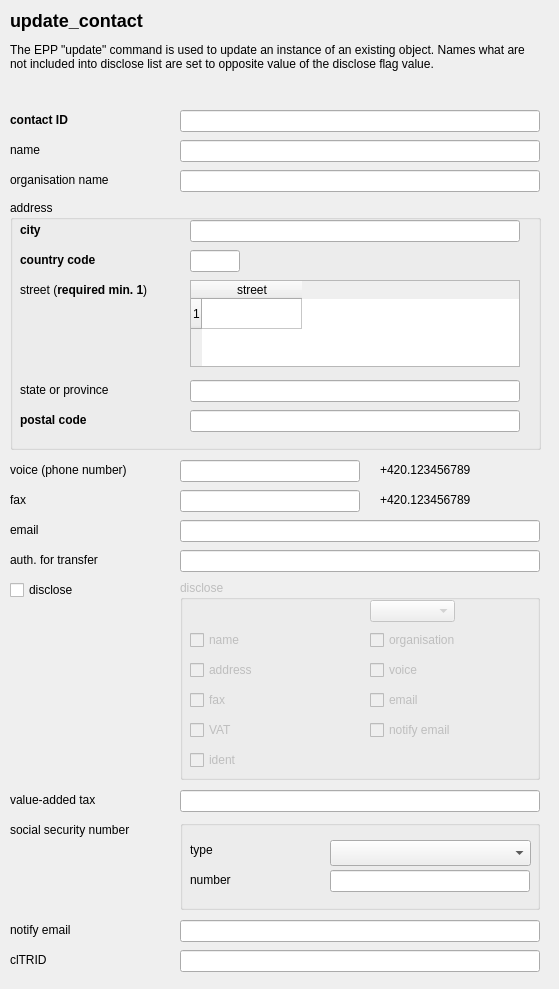
Old version of the form guiqt4/update_contact.ui in the repository CZ-NIC/fred-client.
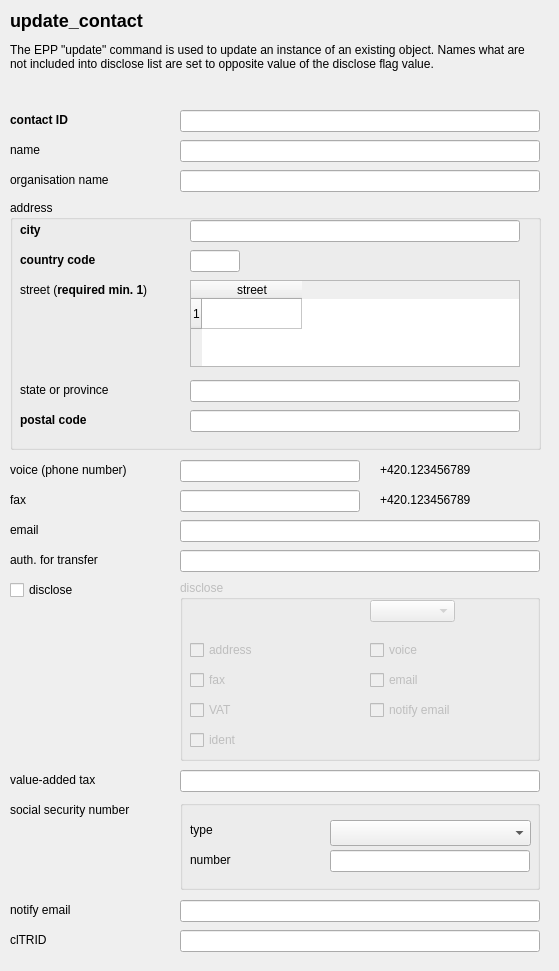
New version of the form.

Commit message: odebrany disclose name a org; nastavena verze 1.5.4

```diff
--- a/guiqt4/update_contact.ui
+++ b/guiqt4/update_contact.ui
@@ -6,7 +6,7 @@
     <x>0</x>
     <y>0</y>
     <width>559</width>
-    <height>989</height>
+    <height>971</height>
    </rect>
   </property>
   <property name="windowTitle" >
@@ -454,30 +454,27 @@
      <x>180</x>
      <y>580</y>
      <width>360</width>
-     <height>200</height>
+     <height>181</height>
     </rect>
    </property>
    <property name="title" >
     <string>disclose</string>
    </property>
-   <widget class="QCheckBox" name="update_contact_disclose_name" >
+   <widget class="QComboBox" name="update_contact_disclose_flag" >
     <property name="geometry" >
      <rect>
-      <x>10</x>
-      <y>50</y>
-      <width>160</width>
-      <height>20</height>
+      <x>190</x>
+      <y>20</y>
+      <width>85</width>
+      <height>22</height>
      </rect>
     </property>
-    <property name="text" >
-     <string>name</string>
-    </property>
    </widget>
    <widget class="QCheckBox" name="update_contact_disclose_addr" >
     <property name="geometry" >
      <rect>
       <x>10</x>
-      <y>80</y>
+      <y>60</y>
       <width>160</width>
       <height>20</height>
      </rect>
@@ -486,50 +483,11 @@
      <string>address</string>
     </property>
    </widget>
-   <widget class="QCheckBox" name="update_contact_disclose_org" >
-    <property name="geometry" >
-     <rect>
-      <x>190</x>
-      <y>50</y>
-      <width>160</width>
-      <height>20</height>
-     </rect>
-    </property>
-    <property name="text" >
-     <string>organisation</string>
-    </property>
-   </widget>
-   <widget class="QCheckBox" name="update_contact_disclose_voice" >
-    <property name="geometry" >
-     <rect>
-      <x>190</x>
-      <y>80</y>
-      <width>160</width>
-      <height>20</height>
-     </rect>
-    </property>
-    <property name="text" >
-     <string>voice</string>
-    </property>
-   </widget>
-   <widget class="QCheckBox" name="update_contact_disclose_email" >
-    <property name="geometry" >
-     <rect>
-      <x>190</x>
-      <y>110</y>
-      <width>160</width>
-      <height>20</height>
-     </rect>
-    </property>
-    <property name="text" >
-     <string>email</string>
-    </property>
-   </widget>
    <widget class="QCheckBox" name="update_contact_disclose_fax" >
     <property name="geometry" >
      <rect>
       <x>10</x>
-      <y>110</y>
+      <y>90</y>
       <width>160</width>
       <height>20</height>
      </rect>
@@ -538,24 +496,11 @@
      <string>fax</string>
     </property>
    </widget>
-   <widget class="QCheckBox" name="update_contact_disclose_notify_email" >
-    <property name="geometry" >
-     <rect>
-      <x>190</x>
-      <y>140</y>
-      <width>160</width>
-      <height>20</height>
-     </rect>
-    </property>
-    <property name="text" >
-     <string>notify email</string>
-    </property>
-   </widget>
    <widget class="QCheckBox" name="update_contact_disclose_vat" >
     <property name="geometry" >
      <rect>
       <x>10</x>
-      <y>140</y>
+      <y>120</y>
       <width>160</width>
       <height>20</height>
      </rect>
@@ -568,7 +513,7 @@
     <property name="geometry" >
      <rect>
       <x>10</x>
-      <y>170</y>
+      <y>150</y>
       <width>160</width>
       <height>20</height>
      </rect>
@@ -577,32 +522,51 @@
      <string>ident</string>
     </property>
    </widget>
-   <widget class="QComboBox" name="update_contact_disclose_flag" >
+   <widget class="QCheckBox" name="update_contact_disclose_email" >
     <property name="geometry" >
      <rect>
       <x>190</x>
-      <y>20</y>
-      <width>85</width>
-      <height>22</height>
+      <y>90</y>
+      <width>160</width>
+      <height>20</height>
      </rect>
     </property>
+    <property name="text" >
+     <string>email</string>
+    </property>
    </widget>
-  </widget>
-  <widget class="QLineEdit" name="update_contact_vat" >
-   <property name="geometry" >
-    <rect>
-     <x>180</x>
-     <y>790</y>
-     <width>360</width>
-     <height>22</height>
-    </rect>
-   </property>
+   <widget class="QCheckBox" name="update_contact_disclose_notify_email" >
+    <property name="geometry" >
+     <rect>
+      <x>190</x>
+      <y>120</y>
+      <width>160</width>
+      <height>20</height>
+     </rect>
+    </property>
+    <property name="text" >
+     <string>notify email</string>
+    </property>
+   </widget>
+   <widget class="QCheckBox" name="update_contact_disclose_voice" >
+    <property name="geometry" >
+     <rect>
+      <x>190</x>
+      <y>60</y>
+      <width>160</width>
+      <height>20</height>
+     </rect>
+    </property>
+    <property name="text" >
+     <string>voice</string>
+    </property>
+   </widget>
   </widget>
   <widget class="QLabel" name="textLabel10" >
    <property name="geometry" >
     <rect>
      <x>10</x>
-     <y>790</y>
+     <y>770</y>
      <width>160</width>
      <height>20</height>
     </rect>
@@ -618,7 +582,7 @@
    <property name="geometry" >
     <rect>
      <x>10</x>
-     <y>820</y>
+     <y>800</y>
      <width>160</width>
      <height>20</height>
     </rect>
@@ -630,31 +594,11 @@
     <bool>false</bool>
    </property>
   </widget>
-  <widget class="QLineEdit" name="update_contact_notify_email" >
-   <property name="geometry" >
-    <rect>
-     <x>180</x>
-     <y>920</y>
-     <width>360</width>
-     <height>22</height>
-    </rect>
-   </property>
-  </widget>
-  <widget class="QLineEdit" name="update_contact_cltrid" >
-   <property name="geometry" >
-    <rect>
-     <x>180</x>
-     <y>950</y>
-     <width>360</width>
-     <height>22</height>
-    </rect>
-   </property>
-  </widget>
   <widget class="QLabel" name="textLabel12" >
    <property name="geometry" >
     <rect>
      <x>10</x>
-     <y>920</y>
+     <y>900</y>
      <width>160</width>
      <height>20</height>
     </rect>
@@ -670,7 +614,7 @@
    <property name="geometry" >
     <rect>
      <x>10</x>
-     <y>950</y>
+     <y>930</y>
      <width>160</width>
      <height>20</height>
     </rect>
@@ -682,11 +626,31 @@
     <bool>false</bool>
    </property>
   </widget>
+  <widget class="QLineEdit" name="update_contact_cltrid" >
+   <property name="geometry" >
+    <rect>
+     <x>180</x>
+     <y>930</y>
+     <width>360</width>
+     <height>22</height>
+    </rect>
+   </property>
+  </widget>
+  <widget class="QLineEdit" name="update_contact_notify_email" >
+   <property name="geometry" >
+    <rect>
+     <x>180</x>
+     <y>900</y>
+     <width>360</width>
+     <height>22</height>
+    </rect>
+   </property>
+  </widget>
   <widget class="QGroupBox" name="groupBox2_2" >
    <property name="geometry" >
     <rect>
      <x>180</x>
-     <y>820</y>
+     <y>800</y>
      <width>360</width>
      <height>90</height>
     </rect>
@@ -744,6 +708,16 @@
     </property>
    </widget>
   </widget>
+  <widget class="QLineEdit" name="update_contact_vat" >
+   <property name="geometry" >
+    <rect>
+     <x>180</x>
+     <y>770</y>
+     <width>360</width>
+     <height>22</height>
+    </rect>
+   </property>
+  </widget>
  </widget>
  <layoutdefault spacing="6" margin="11" />
  <pixmapfunction>qPixmapFromMimeSource</pixmapfunction>
```
Left out of the diff: 2 changed lines with no effect on the pictures. The commit also changes 12 other files.
